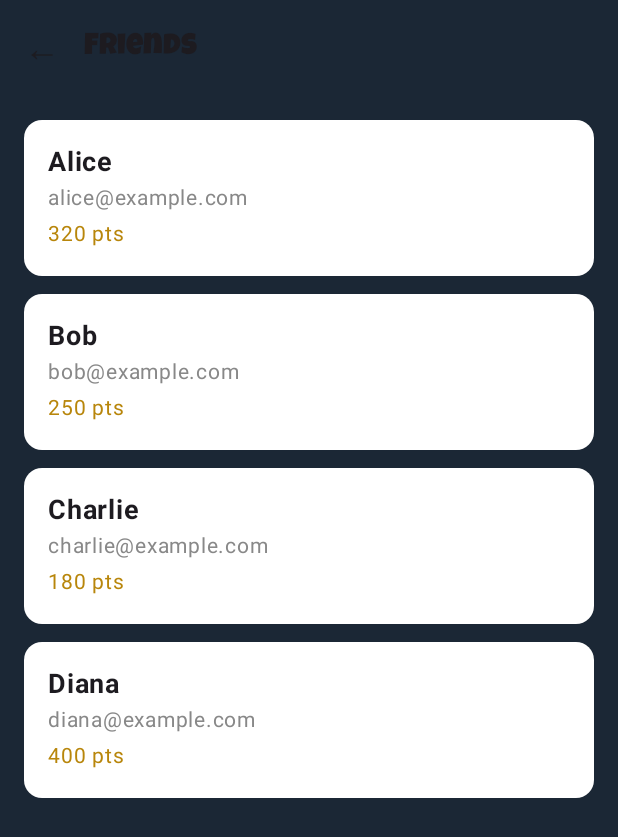
After one commit to CarolinaTorrente/CineQuizRoyale, an Android app built with Jetpack Compose: the FriendsActivity screen opened directly, with no data from a screen before it, on a phone screen of 412 x 824 dp. The commit adds this screen. Shown: the top 837 px of the screen. Run offline under Robolectric (Android 15) with nearby library versions, the phone set to English and light mode, and no system bars.

Commit message:
First friends screen implementation: - added friend activity - connected it to the main activity - made up four friends

```diff
--- a/app/src/main/AndroidManifest.xml
+++ b/app/src/main/AndroidManifest.xml
@@ -22,6 +22,12 @@
             android:name=".MapsActivity"
             android:theme="@style/Theme.AppCompat"
             android:exported="true"/>
+
+        <activity android:name=".FriendsActivity">
+            <!-- Optionally add other configurations -->
+        </activity>
+
+
         <activity
             android:name=".MainActivity"
             android:exported="true"
--- /dev/null
+++ b/app/src/main/java/com/example/cinequizroyale/FriendsActivity.kt
@@ -0,0 +1,98 @@
+package com.example.cinequizroyale
+
+import android.os.Bundle
+import androidx.activity.ComponentActivity
+import androidx.activity.compose.setContent
+import androidx.compose.foundation.layout.*
+import androidx.compose.foundation.lazy.LazyColumn
+import androidx.compose.foundation.lazy.items
+import androidx.compose.foundation.shape.RoundedCornerShape
+import androidx.compose.material3.*
+import androidx.compose.runtime.Composable
+import androidx.compose.ui.Modifier
+import androidx.compose.ui.graphics.Color
+import androidx.compose.ui.text.font.Font
+import androidx.compose.ui.text.font.FontFamily
+import androidx.compose.ui.text.font.FontWeight
+import androidx.compose.ui.unit.dp
+import androidx.compose.ui.unit.sp
+import androidx.core.view.WindowCompat
+import com.example.cinequizroyale.ui.theme.BackgroundDark
+import com.google.android.gms.auth.api.signin.GoogleSignInAccount
+
+class FriendsActivity : ComponentActivity() {
+    override fun onCreate(savedInstanceState: Bundle?) {
+        super.onCreate(savedInstanceState)
+        WindowCompat.setDecorFitsSystemWindows(window, false)
+
+        val friendsList = listOf(
+            Friend("1", "Alice", "alice@example.com", 320),
+            Friend("2", "Bob", "bob@example.com", 250),
+            Friend("3", "Charlie", "charlie@example.com", 180),
+            Friend("4", "Diana", "diana@example.com", 400)
+        )
+
+        setContent {
+            MaterialTheme {
+                FriendsScreen(friends = friendsList) {
+                    finish() // Go back to previous screen
+                }
+            }
+        }
+    }
+}
+
+// Data class for friends
+data class Friend(
+    val id: String,
+    val name: String,
+    val email: String,
+    val points: Int
+)
+
+@OptIn(ExperimentalMaterial3Api::class)
+@Composable
+fun FriendsScreen(friends: List<Friend>, onBack: () -> Unit) {
+    Scaffold(
+        topBar = {
+            TopAppBar(
+                title = {
+                    Text(
+                        "Friends",
+                        fontSize = 20.sp,
+                        fontFamily = FontFamily(Font(R.font.luckiest_guy))
+                    )
+                },
+                navigationIcon = {
+                    IconButton(onClick = onBack) {
+                        Text("←", fontSize = 24.sp)
+                    }
+                },
+                colors = TopAppBarDefaults.centerAlignedTopAppBarColors(containerColor = BackgroundDark)
+            )
+        },
+        containerColor = BackgroundDark
+    ) { paddingValues ->
+        LazyColumn(modifier = Modifier.padding(paddingValues).padding(16.dp)) {
+            items(friends) { friend ->
+                FriendCard(friend)
+                Spacer(modifier = Modifier.height(12.dp))
+            }
+        }
+    }
+}
+
+@Composable
+fun FriendCard(friend: Friend) {
+    Card(
+        modifier = Modifier.fillMaxWidth(),
+        shape = RoundedCornerShape(12.dp),
+        colors = CardDefaults.cardColors(containerColor = Color.White)
+    ) {
+        Column(modifier = Modifier.padding(16.dp)) {
+            Text(friend.name, fontSize = 18.sp, fontWeight = FontWeight.Bold)
+            Text(friend.email, fontSize = 14.sp, color = Color.Gray)
+            Text("${friend.points} pts", fontSize = 14.sp, color = Color(0xFFB8860B))
+        }
+    }
+}
--- a/app/src/main/java/com/example/cinequizroyale/MainActivity.kt
+++ b/app/src/main/java/com/example/cinequizroyale/MainActivity.kt
@@ -133,7 +133,12 @@ class MainActivity : ComponentActivity() {
                             onCinemasClick = {
                                 val intent = Intent(this@MainActivity, MapsActivity::class.java)
                                 startActivity(intent)
-                            }
+                            },
+
+                            onFriendsClick = {
+                                val intent = Intent(this@MainActivity, FriendsActivity::class.java)
+                                startActivity(intent)
+                            },
                         )
                     }
                     currentScreen.value == "questions" -> {
@@ -797,6 +802,10 @@ fun AppContent(
                 onCinemasClick = {  // ✅ Now we handle the Cinemas button click
                     val intent = Intent(context, MapsActivity::class.java)
                     context.startActivity(intent)  // ✅ Open Google Maps
+                },
+                onFriendsClick = {
+                    val intent = Intent(context, FriendsActivity::class.java)
+                    context.startActivity(intent)
                 }
 
             )
@@ -870,8 +879,10 @@ fun MainScreen(
     onPrizesClick: () -> Unit,
     onHistoryClick: () -> Unit,
     onProfileClick: () -> Unit,
-    onCinemasClick: () -> Unit
-) {
+    onCinemasClick: () -> Unit,
+    onFriendsClick: () -> Unit
+
+    ) {
     Scaffold(
         modifier = Modifier.fillMaxSize(),
         containerColor = BackgroundDark
@@ -900,7 +911,7 @@ fun MainScreen(
 
             Spacer(modifier = Modifier.height(16.dp))
 
-            ExploreNeighborhoodCard()
+            ExploreNeighborhoodCard(onClick = onFriendsClick)
 
 
             Spacer(modifier = Modifier.height(16.dp))
@@ -1002,9 +1013,11 @@ fun UserProfileCard(account: GoogleSignInAccount, userPoints: Int, onClick: () -
 
 
 @Composable
-fun ExploreNeighborhoodCard() {
+fun ExploreNeighborhoodCard(onClick: () -> Unit) {
     Card(
-        modifier = Modifier.fillMaxWidth(),
+        modifier = Modifier
+            .fillMaxWidth()
+            .clickable { onClick() },
         shape = RoundedCornerShape(12.dp),
         colors = CardDefaults.cardColors(containerColor = Color.White)
     ) {
```
